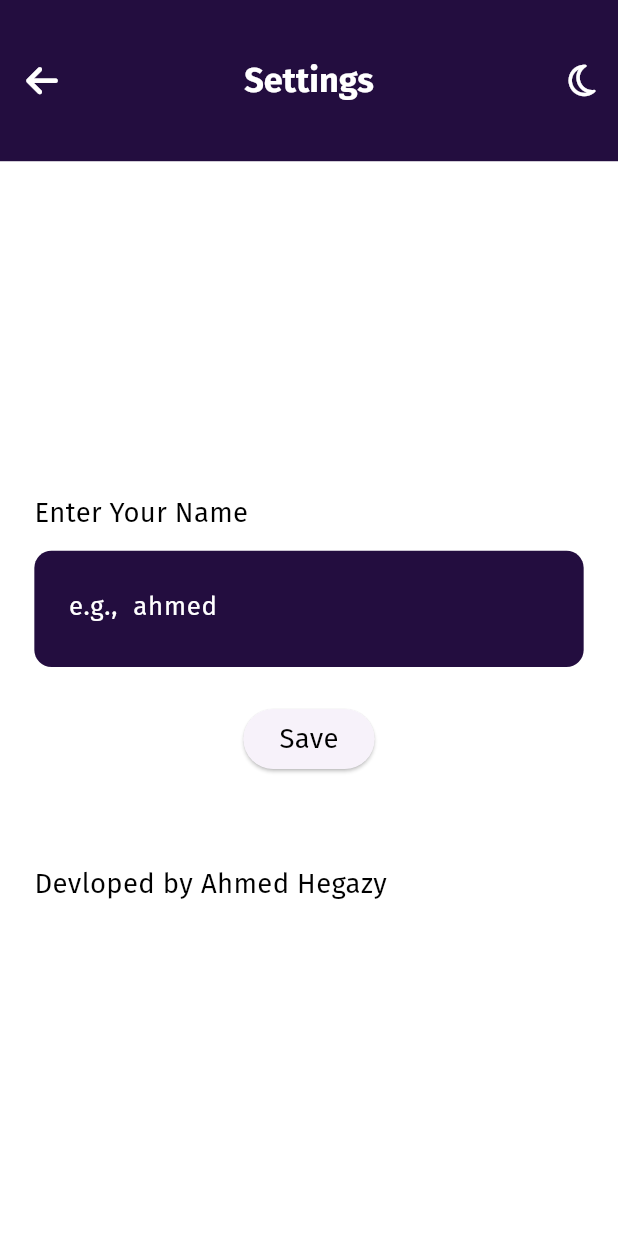
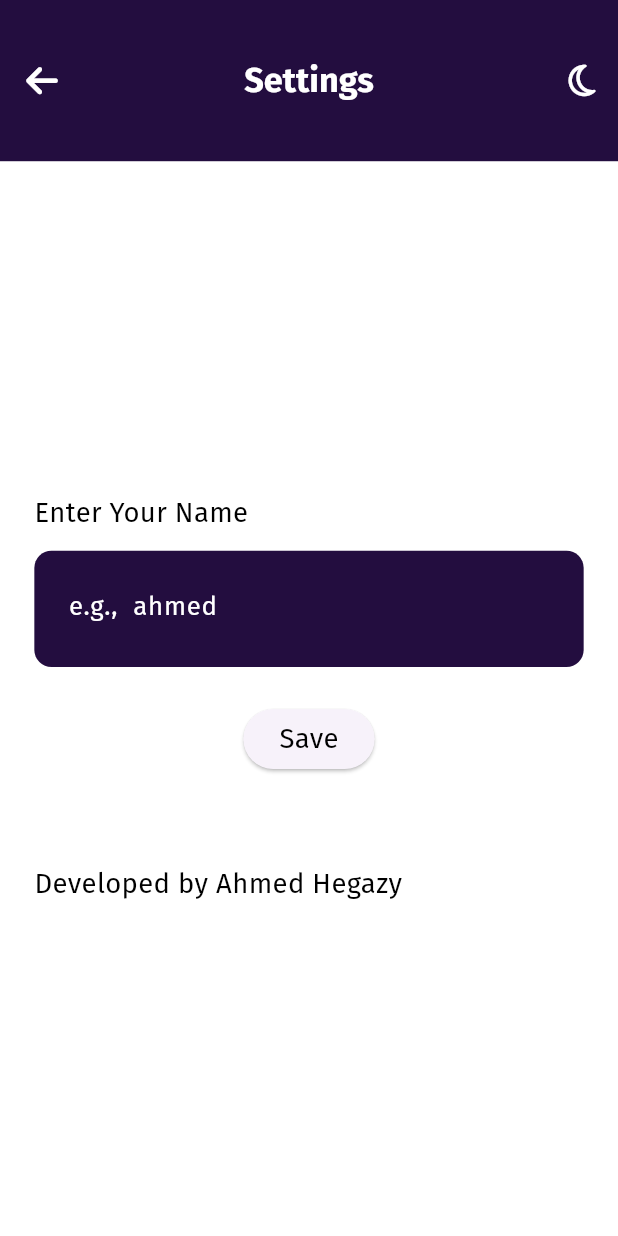
Before and after one commit to Ahmed4r/tracker, a Flutter app: the SettingsScreen screen opened by its route, on a phone screen of 412 x 824 dp. Run offline on Flutter 3.47's test engine with Material 3 defaults, Android fonts, the phone set to English and light mode, and no system bars; our stand-ins replace fl_chart, flutter_screenutil, font_awesome_flutter, google_fonts, hive_flutter, image_picker and 1 more; missing offline and left inert: u_credit_card; accounts and stored records are empty.

Commit message:
edit text

```diff
--- a/lib/screens/settings_page.dart
+++ b/lib/screens/settings_page.dart
@@ -151,7 +151,7 @@ class SettingsScreen extends StatelessWidget {
               height: 50.h,
             ),
 
-            Text("Devloped by Ahmed Hegazy",style: Theme.of(context).textTheme.bodyMedium),
+            Text("Developed by Ahmed Hegazy",style: Theme.of(context).textTheme.bodyMedium),
           ],
         ),
       ),
```
